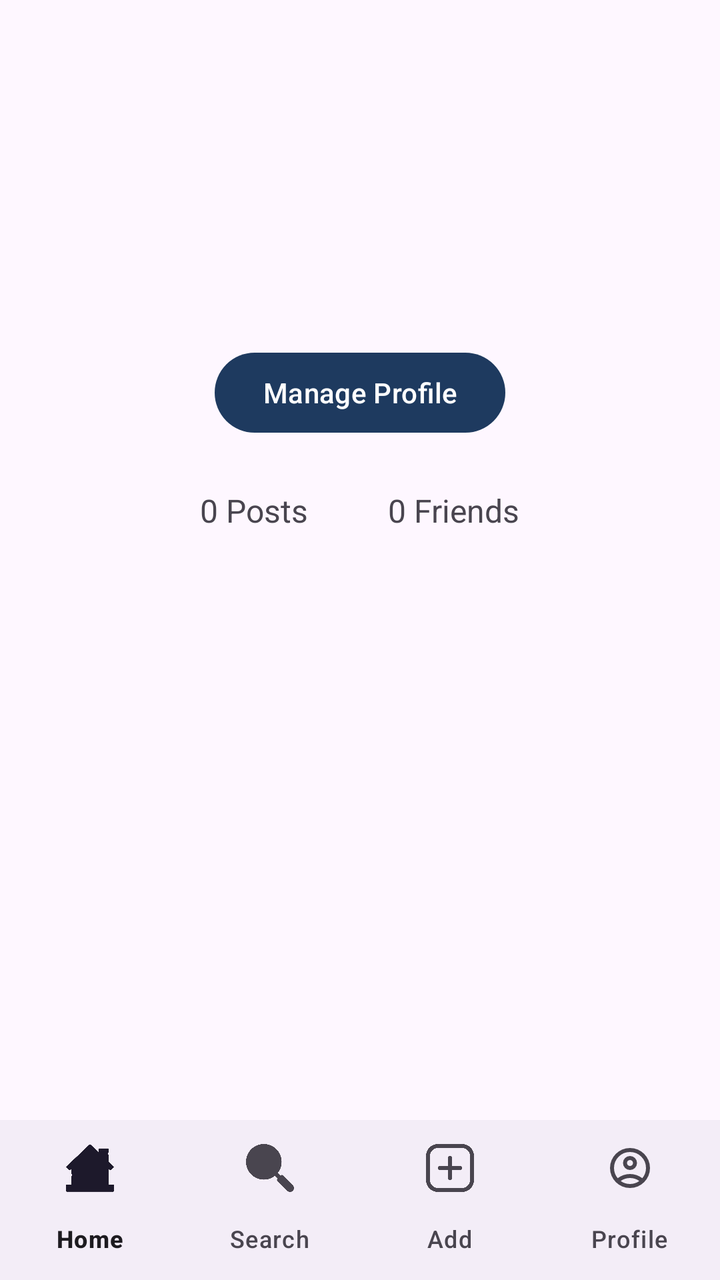
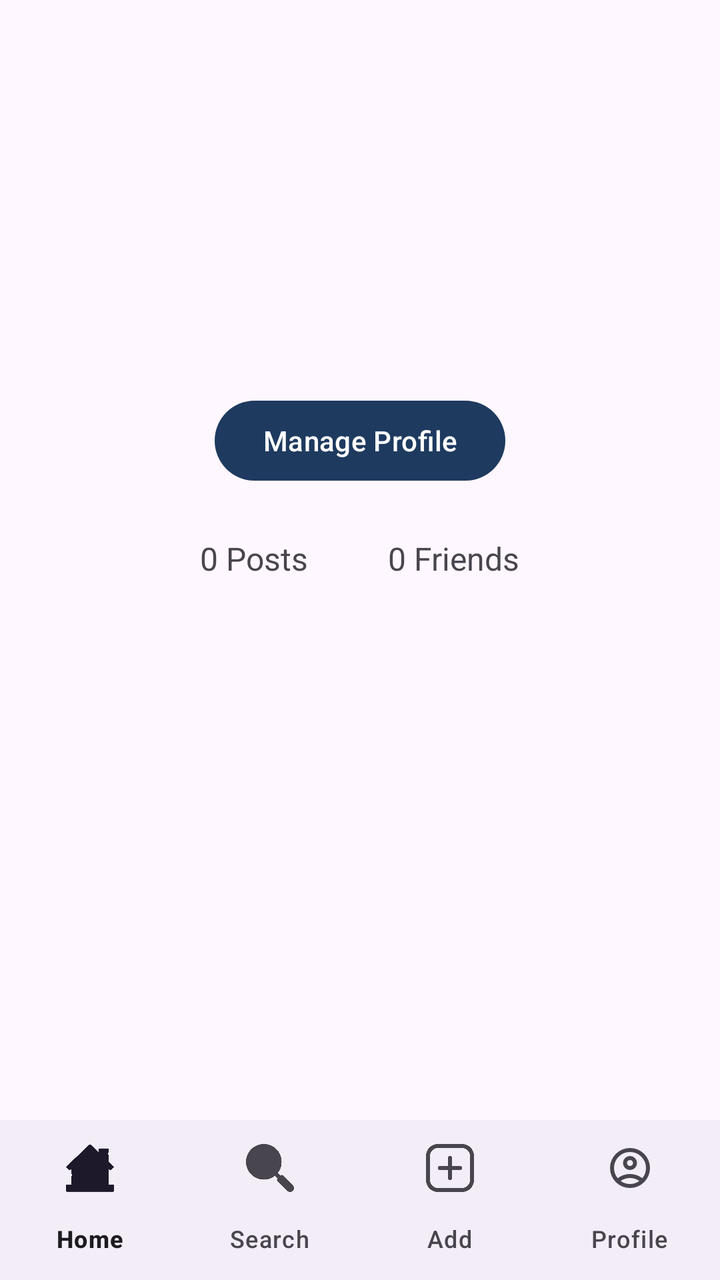

Screens rendered from an Android XML layout before and after an edit, with the pre-edit source and the edit as a unified diff.
<!-- AndroidManifest.xml: application theme Theme.WooferProject -->
<!-- res/layout/pre_profile_page.xml -->
<androidx.constraintlayout.widget.ConstraintLayout
    xmlns:android="http://schemas.android.com/apk/res/android"
    xmlns:app="http://schemas.android.com/apk/res-auto"
    xmlns:tools="http://schemas.android.com/tools"
    android:layout_width="match_parent"
    android:layout_height="match_parent">

    <ImageView
        android:id="@+id/pre_profile_image"
        android:layout_width="100dp"
        android:layout_height="100dp"
        android:layout_marginTop="16dp"
        app:layout_constraintEnd_toEndOf="parent"
        app:layout_constraintStart_toStartOf="parent"
        app:layout_constraintTop_toTopOf="parent" />

    <TextView
        android:id="@+id/pre_profile_username"
        android:layout_width="wrap_content"
        android:layout_height="wrap_content"
        android:layout_marginTop="16dp"
        android:textSize="18sp"
        android:textStyle="bold"
        android:gravity="center"
        app:layout_constraintEnd_toEndOf="parent"
        app:layout_constraintStart_toStartOf="parent"
        app:layout_constraintTop_toBottomOf="@+id/pre_profile_image" />

    <Button
        android:id="@+id/pre_profile_manage_button"
        android:layout_width="wrap_content"
        android:layout_height="wrap_content"
        android:layout_marginTop="16dp"
        android:text="Manage Profile"
        app:layout_constraintEnd_toEndOf="parent"
        app:layout_constraintStart_toStartOf="parent"
        app:layout_constraintTop_toBottomOf="@id/pre_profile_username" />

    <LinearLayout
        android:id="@+id/stats_container"
        android:layout_width="wrap_content"
        android:layout_height="wrap_content"
        android:layout_marginTop="24dp"
        android:orientation="horizontal"
        app:layout_constraintEnd_toEndOf="parent"
        app:layout_constraintStart_toStartOf="parent"
        app:layout_constraintTop_toBottomOf="@id/pre_profile_manage_button">

    <TextView
        android:id="@+id/pre_profile_posts_count"
        android:layout_width="wrap_content"
        android:layout_height="wrap_content"
        android:layout_marginEnd="40dp"
        android:text="0 Posts"
        android:textSize="16sp" />

    <TextView
        android:id="@+id/pre_profile_friends_count"
        android:layout_width="wrap_content"
        android:layout_height="wrap_content"
        android:text="0 Friends"
        android:textSize="16sp" />
    </LinearLayout>

    <androidx.recyclerview.widget.RecyclerView
        android:id="@+id/pre_profile_posts_recyclerview"
        android:layout_width="400dp"
        android:layout_height="479dp"
        app:layout_constraintBottom_toTopOf="@+id/navigationBar"
        app:layout_constraintEnd_toEndOf="parent"
        app:layout_constraintHorizontal_bias="0.454"
        app:layout_constraintStart_toStartOf="parent"
        app:layout_constraintTop_toBottomOf="@id/pre_profile_posts_count"
        app:layout_constraintVertical_bias="1.0" />

    <com.google.android.material.bottomnavigation.BottomNavigationView
        android:id="@+id/navigationBar"
        android:layout_width="0dp"
        android:layout_height="wrap_content"
        app:labelVisibilityMode="labeled"
        app:layout_constraintBottom_toBottomOf="parent"
        app:layout_constraintEnd_toEndOf="parent"
        app:layout_constraintHorizontal_bias="0.0"
        app:layout_constraintStart_toStartOf="parent"
        app:menu="@menu/bottom_menu" />

</androidx.constraintlayout.widget.ConstraintLayout>
<!-- resources referenced by this layout -->
<resources>
  <style name="Theme.WooferProject" parent="Base.Theme.WooferProject" />
  <style name="Base.Theme.WooferProject" parent="Theme.Material3.DayNight.NoActionBar">
          
          <item name="colorPrimary">@color/magnet_blue</item>
          <item name="colorOnPrimary">@color/white</item>
          <item name="colorPrimaryContainer">@color/magnet_blue</item>
          <item name="colorOnPrimaryContainer">@color/white</item>
      </style>
  <color name="magnet_blue">#1E3A5F</color>
  <color name="white">#FFFFFFFF</color>
</resources>

<!-- the commit's change to res/layout/pre_profile_page.xml (unified diff, before → after) -->
@@ -9,8 +9,9 @@
         android:id="@+id/pre_profile_image"
         android:layout_width="100dp"
         android:layout_height="100dp"
-        android:layout_marginTop="16dp"
+        android:layout_marginTop="40dp"
         app:layout_constraintEnd_toEndOf="parent"
+        app:layout_constraintHorizontal_bias="0.498"
         app:layout_constraintStart_toStartOf="parent"
         app:layout_constraintTop_toTopOf="parent" />
 
@@ -64,8 +65,8 @@
 
     <androidx.recyclerview.widget.RecyclerView
         android:id="@+id/pre_profile_posts_recyclerview"
-        android:layout_width="400dp"
-        android:layout_height="479dp"
+        android:layout_width="393dp"
+        android:layout_height="444dp"
         app:layout_constraintBottom_toTopOf="@+id/navigationBar"
         app:layout_constraintEnd_toEndOf="parent"
         app:layout_constraintHorizontal_bias="0.454"
